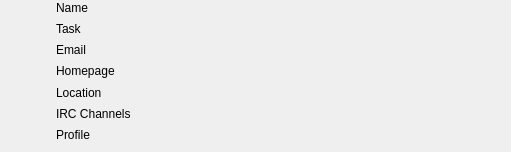
This is src/aboutdialog/OcsAuthorItem.ui in KDE/amarok as Qt 5 draws it before an edit. The edited form follows.
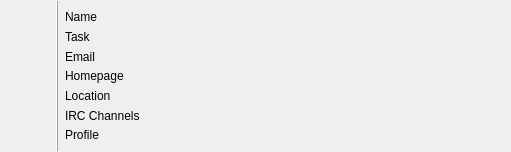
This is the edited form.

Commit message: Made the OcsAuthorItems a bit nicer.

Diff of the .ui file:
```diff
--- a/src/aboutdialog/OcsAuthorItem.ui
+++ b/src/aboutdialog/OcsAuthorItem.ui
@@ -11,11 +11,17 @@
    </rect>
   </property>
   <property name="sizePolicy">
-   <sizepolicy hsizetype="Preferred" vsizetype="Preferred">
+   <sizepolicy hsizetype="Preferred" vsizetype="MinimumExpanding">
     <horstretch>0</horstretch>
     <verstretch>0</verstretch>
    </sizepolicy>
   </property>
+  <property name="minimumSize">
+   <size>
+    <width>0</width>
+    <height>10</height>
+   </size>
+  </property>
   <property name="windowTitle">
    <string>Form</string>
   </property>
@@ -59,8 +65,37 @@
      </item>
     </layout>
    </item>
+   <item>
+    <widget class="QFrame" name="frame">
+     <property name="frameShape">
+      <enum>QFrame::VLine</enum>
+     </property>
+     <property name="frameShadow">
+      <enum>QFrame::Raised</enum>
+     </property>
+    </widget>
+   </item>
    <item>
     <layout class="QVBoxLayout" name="verticalLayout">
+     <property name="sizeConstraint">
+      <enum>QLayout::SetDefaultConstraint</enum>
+     </property>
+     <item>
+      <spacer name="verticalSpacer_3">
+       <property name="orientation">
+        <enum>Qt::Vertical</enum>
+       </property>
+       <property name="sizeType">
+        <enum>QSizePolicy::Fixed</enum>
+       </property>
+       <property name="sizeHint" stdset="0">
+        <size>
+         <width>20</width>
+         <height>10</height>
+        </size>
+       </property>
+      </spacer>
+     </item>
      <item>
       <widget class="QLabel" name="name">
        <property name="sizePolicy">
@@ -90,6 +125,12 @@
      </item>
      <item>
       <widget class="QLabel" name="homepage">
+       <property name="sizePolicy">
+        <sizepolicy hsizetype="Preferred" vsizetype="Preferred">
+         <horstretch>0</horstretch>
+         <verstretch>0</verstretch>
+        </sizepolicy>
+       </property>
        <property name="text">
         <string>Homepage</string>
        </property>
```
Left out of the diff: 13 changed lines with no effect on the pictures. The commit also changes 1 other file.
